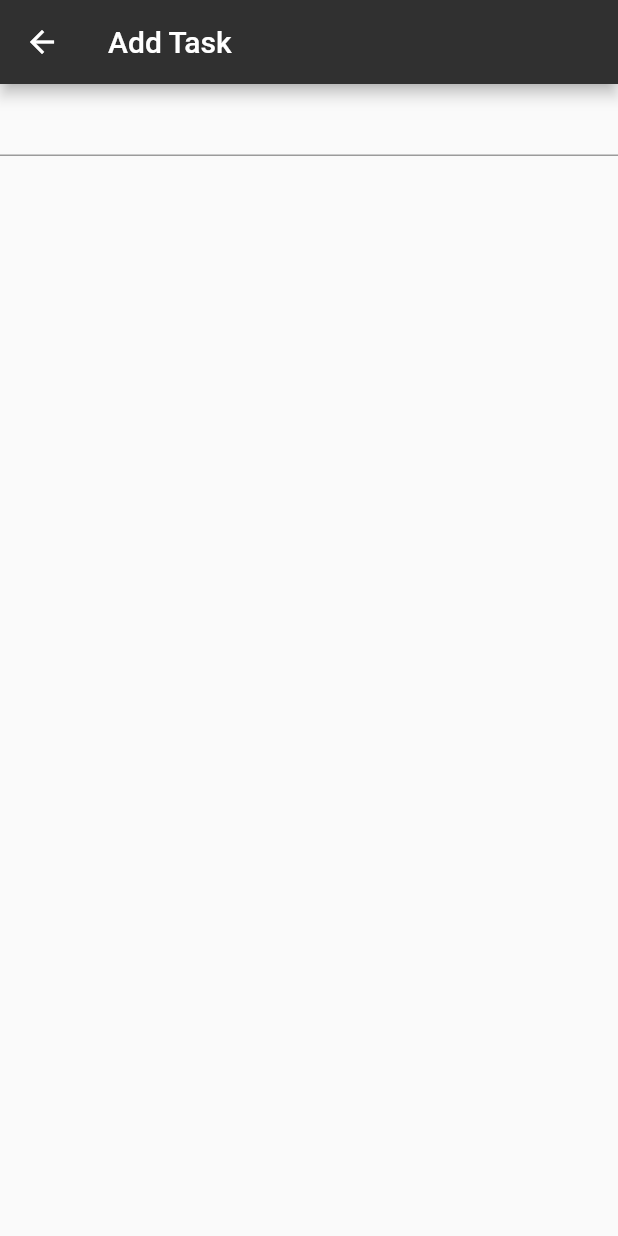
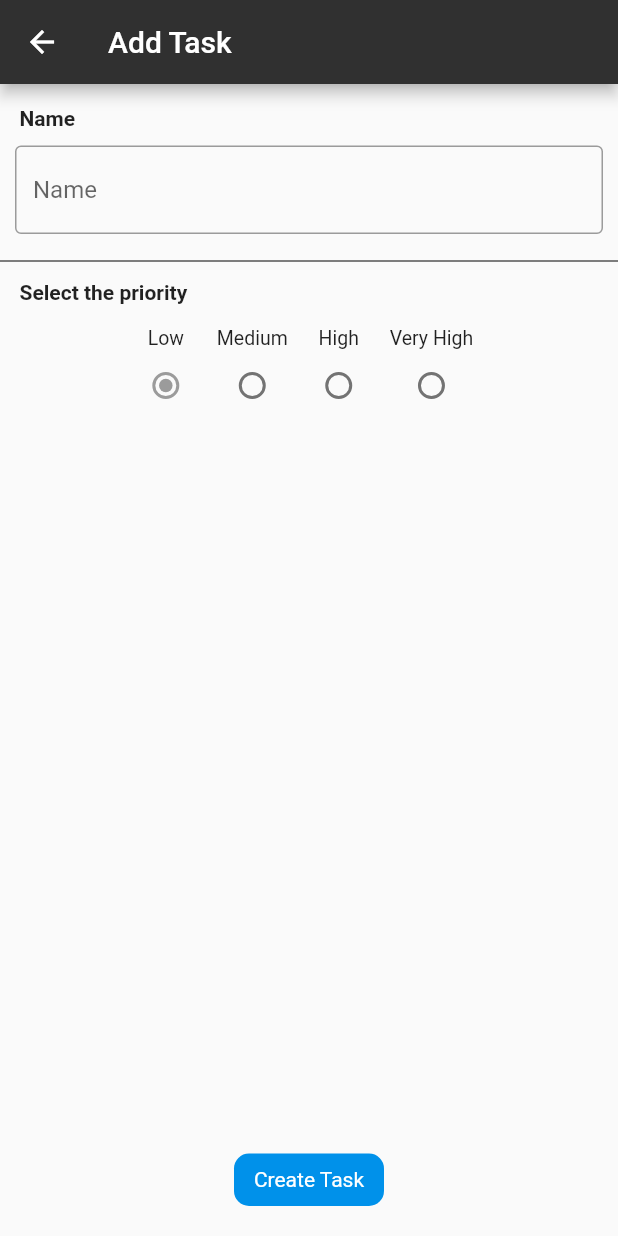
Before and after one commit to MagiX7/project_administrator, a Flutter app: the CreateTaskScreen screen opened directly, on a phone screen of 412 x 824 dp. Run offline on Flutter 3.47's test engine with Material 2 defaults, Android fonts, the phone set to English and light mode, and no system bars; our stand-ins replace cloud_firestore, firebase_core; missing offline and left inert: cloud_firestore_web, firebase_core_web; accounts and stored records are empty.

Commit message:
Radiu button for selection task priority

```diff
--- a/lib/screens/column_screen.dart
+++ b/lib/screens/column_screen.dart
@@ -136,7 +136,7 @@ class _ColumnScreenState extends State<ColumnScreen>
             newTask(value);
           });
         },
-        child: const CustomButton(),
+        child: const CustomButton(text: "Add Task"),
       ),
     );
   }
--- a/lib/screens/create_task_screen.dart
+++ b/lib/screens/create_task_screen.dart
@@ -1,5 +1,8 @@
+import 'package:flutter/cupertino.dart';
 import 'package:flutter/material.dart';
 import 'package:project_administrator/models/task.dart';
+import 'package:project_administrator/widgets/custom_button.dart';
+import 'package:project_administrator/widgets/custom_radio_button.dart';
 
 class CreateTaskScreen extends StatefulWidget {
   const CreateTaskScreen({Key? key}) : super(key: key);
@@ -16,6 +19,10 @@ class _CreateTaskScreenState extends State<CreateTaskScreen> {
       priority: 2,
       type: "null",
       boardName: "null");
+
+  List<String> priorities = ["Low", "Medium", "High", "Very High"];
+
+  TaskPriorities currentPriority = TaskPriorities.low;
 
   @override
   void initState() {
@@ -38,15 +45,108 @@ class _CreateTaskScreenState extends State<CreateTaskScreen> {
       ),
       body: Column(
         children: [
-          TextField(
-            controller: textController,
-            onSubmitted: (text) {
-              task.name = text;
-              Navigator.of(context).pop(task);
-            },
+          const Align(
+            alignment: Alignment.centerLeft,
+            child: Padding(
+              padding: EdgeInsets.only(left: 13, top: 15),
+              child: Text(
+                "Name",
+                style: TextStyle(fontWeight: FontWeight.bold),
+              ),
+            ),
+          ),
+          Padding(
+            padding: const EdgeInsets.all(10.0),
+            child: TextField(
+              decoration: const InputDecoration(
+                hintText: "Name",
+                border: OutlineInputBorder(
+                  borderSide: BorderSide(
+                      color: Colors.red, style: BorderStyle.solid, width: 30),
+                ),
+              ),
+              controller: textController,
+              mouseCursor: MouseCursor.defer,
+              onSubmitted: (text) {
+                task.name = text;
+                //textController.clear();
+                //Navigator.of(context).pop(task);
+              },
+              autocorrect: false,
+            ),
+          ),
+          const Divider(color: Colors.black),
+          const SizedBox(height: 5),
+          const Align(
+            alignment: Alignment.centerLeft,
+            child: Padding(
+              padding: EdgeInsets.only(left: 13),
+              child: Text(
+                "Select the priority",
+                style: TextStyle(fontWeight: FontWeight.bold),
+              ),
+            ),
+          ),
+          const SizedBox(height: 15),
+          Row(
+            mainAxisAlignment: MainAxisAlignment.center,
+            mainAxisSize: MainAxisSize.max,
+            children: [
+              buildRadioButton("Low", TaskPriorities.low),
+              buildRadioButton("Medium", TaskPriorities.medium),
+              buildRadioButton("High", TaskPriorities.high),
+              buildRadioButton("Very High", TaskPriorities.veryHigh),
+            ],
+          ),
+          // This is for the offset
+          Expanded(
+            child: Container(),
+          ),
+          const Align(
+            alignment: Alignment.bottomCenter,
+            child: CustomButton(
+              text: "Create Task",
+            ),
           )
         ],
       ),
     );
   }
+
+  Column buildRadioButton(String text, TaskPriorities value) {
+    return Column(
+      children: [
+        Padding(
+          padding: const EdgeInsets.symmetric(horizontal: 10),
+          child: Text(
+            text,
+            style: const TextStyle(fontSize: 13),
+          ),
+        ),
+        Radio(
+          value: value,
+          groupValue: currentPriority,
+          onChanged: (value) {
+            setState(() {
+              currentPriority = value as TaskPriorities;
+              switch (currentPriority) {
+                case TaskPriorities.low:
+                  task.priority = 0;
+                  break;
+                case TaskPriorities.medium:
+                  task.priority = 1;
+                  break;
+                case TaskPriorities.high:
+                  task.priority = 2;
+                  break;
+                case TaskPriorities.veryHigh:
+                  task.priority = 3;
+                  break;
+              }
+            });
+          },
+        ),
+      ],
+    );
+  }
 }
--- a/lib/widgets/custom_button.dart
+++ b/lib/widgets/custom_button.dart
@@ -1,9 +1,8 @@
 import 'package:flutter/material.dart';
 
 class CustomButton extends StatelessWidget {
-  const CustomButton({
-    Key? key,
-  }) : super(key: key);
+  final String text;
+  const CustomButton({Key? key, required this.text}) : super(key: key);
 
   @override
   Widget build(BuildContext context) {
@@ -14,10 +13,10 @@ class CustomButton extends StatelessWidget {
       decoration: BoxDecoration(
           color: Colors.lightBlueAccent.shade700,
           borderRadius: BorderRadius.circular(10)),
-      child: const Center(
+      child: Center(
         child: Text(
-          "Add Task",
-          style: TextStyle(
+          text,
+          style: const TextStyle(
             color: Colors.white,
           ),
         ),
```
